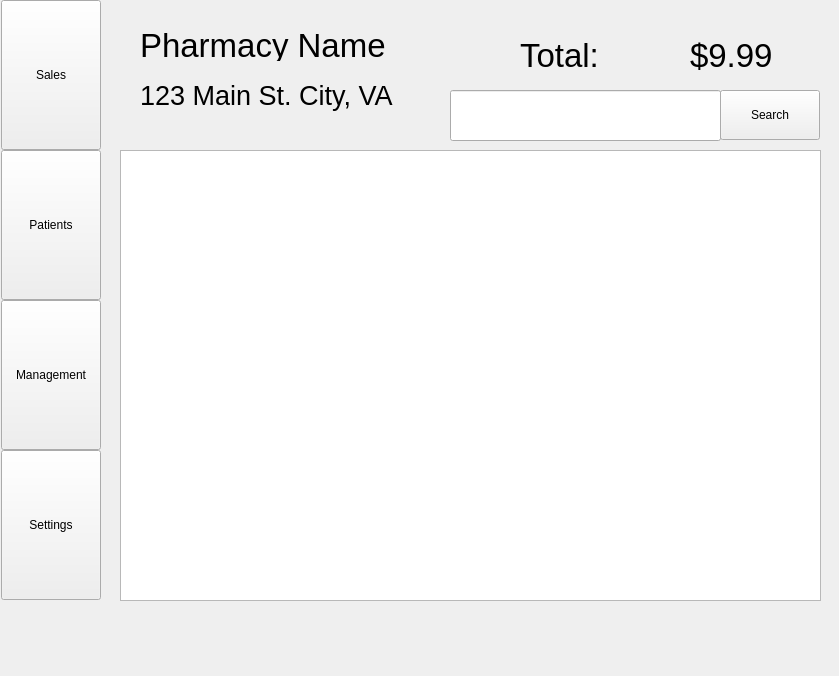
The window that mainwindow.ui (WNewsome/Pharmaceutical-Point-of-Sale) describes before a commit, drawn with Qt 5.
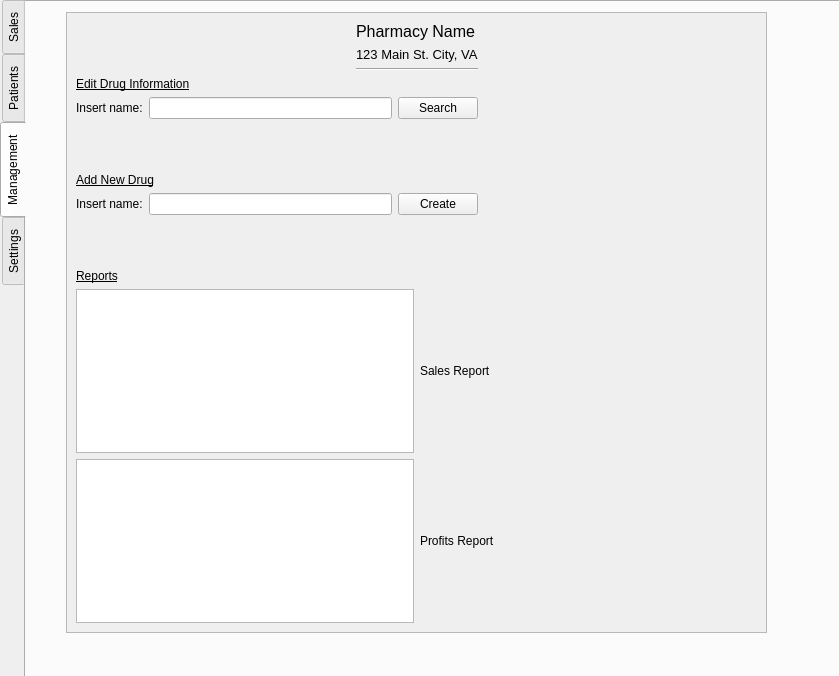
The same window after the commit. The open tabs and pages were chosen to show the change.

```diff
--- a/mainwindow.ui
+++ b/mainwindow.ui
@@ -17,193 +17,579 @@
    <bool>true</bool>
   </property>
   <widget class="QWidget" name="centralwidget">
-   <widget class="QWidget" name="gridLayoutWidget">
+   <widget class="QTabWidget" name="tabWidget">
     <property name="geometry">
      <rect>
       <x>0</x>
       <y>0</y>
-      <width>102</width>
-      <height>601</height>
+      <width>871</width>
+      <height>681</height>
      </rect>
     </property>
-    <layout class="QGridLayout" name="gridLayout">
-     <property name="verticalSpacing">
-      <number>0</number>
-     </property>
-     <item row="0" column="0">
-      <widget class="QPushButton" name="pushButton">
-       <property name="maximumSize">
-        <size>
-         <width>100</width>
-         <height>150</height>
-        </size>
+    <property name="layoutDirection">
+     <enum>Qt::LeftToRight</enum>
+    </property>
+    <property name="tabPosition">
+     <enum>QTabWidget::West</enum>
+    </property>
+    <property name="currentIndex">
+     <number>3</number>
+    </property>
+    <widget class="QWidget" name="tab">
+     <attribute name="title">
+      <string>Sales</string>
+     </attribute>
+     <widget class="QLabel" name="label">
+      <property name="geometry">
+       <rect>
+        <x>400</x>
+        <y>20</y>
+        <width>131</width>
+        <height>51</height>
+       </rect>
+      </property>
+      <property name="font">
+       <font>
+        <pointsize>25</pointsize>
+       </font>
+      </property>
+      <property name="text">
+       <string>Total:</string>
+      </property>
+     </widget>
+     <widget class="QPushButton" name="search_button">
+      <property name="geometry">
+       <rect>
+        <x>650</x>
+        <y>80</y>
+        <width>100</width>
+        <height>50</height>
+       </rect>
+      </property>
+      <property name="maximumSize">
+       <size>
+        <width>100</width>
+        <height>100</height>
+       </size>
+      </property>
+      <property name="text">
+       <string>Search</string>
+      </property>
+     </widget>
+     <widget class="QLabel" name="label_4">
+      <property name="geometry">
+       <rect>
+        <x>40</x>
+        <y>70</y>
+        <width>311</width>
+        <height>31</height>
+       </rect>
+      </property>
+      <property name="font">
+       <font>
+        <pointsize>20</pointsize>
+       </font>
+      </property>
+      <property name="text">
+       <string>123 Main St. City, VA</string>
+      </property>
+     </widget>
+     <widget class="QListWidget" name="items_list">
+      <property name="geometry">
+       <rect>
+        <x>50</x>
+        <y>140</y>
+        <width>701</width>
+        <height>451</height>
+       </rect>
+      </property>
+      <property name="font">
+       <font>
+        <pointsize>15</pointsize>
+       </font>
+      </property>
+     </widget>
+     <widget class="QLineEdit" name="search_lineEdit">
+      <property name="geometry">
+       <rect>
+        <x>380</x>
+        <y>80</y>
+        <width>271</width>
+        <height>51</height>
+       </rect>
+      </property>
+      <property name="font">
+       <font>
+        <pointsize>13</pointsize>
+       </font>
+      </property>
+     </widget>
+     <widget class="QLabel" name="label_3">
+      <property name="geometry">
+       <rect>
+        <x>40</x>
+        <y>0</y>
+        <width>311</width>
+        <height>71</height>
+       </rect>
+      </property>
+      <property name="font">
+       <font>
+        <pointsize>25</pointsize>
+       </font>
+      </property>
+      <property name="text">
+       <string>Pharmacy Name</string>
+      </property>
+     </widget>
+     <widget class="QLabel" name="label_2">
+      <property name="geometry">
+       <rect>
+        <x>620</x>
+        <y>30</y>
+        <width>121</width>
+        <height>41</height>
+       </rect>
+      </property>
+      <property name="font">
+       <font>
+        <pointsize>25</pointsize>
+       </font>
+      </property>
+      <property name="text">
+       <string>$9.99</string>
+      </property>
+     </widget>
+    </widget>
+    <widget class="QWidget" name="tab_2">
+     <attribute name="title">
+      <string>Patients</string>
+     </attribute>
+    </widget>
+    <widget class="QWidget" name="tab_3">
+     <attribute name="title">
+      <string>Management</string>
+     </attribute>
+     <widget class="QScrollArea" name="scrollArea">
+      <property name="geometry">
+       <rect>
+        <x>40</x>
+        <y>10</y>
+        <width>701</width>
+        <height>621</height>
+       </rect>
+      </property>
+      <property name="minimumSize">
+       <size>
+        <width>0</width>
+        <height>501</height>
+       </size>
+      </property>
+      <property name="widgetResizable">
+       <bool>true</bool>
+      </property>
+      <widget class="QWidget" name="scrollAreaWidgetContents">
+       <property name="geometry">
+        <rect>
+         <x>0</x>
+         <y>0</y>
+         <width>699</width>
+         <height>619</height>
+        </rect>
        </property>
-       <property name="text">
-        <string>Sales</string>
-       </property>
+       <layout class="QGridLayout" name="gridLayout_4">
+        <item row="1" column="1" colspan="2">
+         <widget class="QLabel" name="label_9">
+          <property name="font">
+           <font>
+            <pointsize>10</pointsize>
+           </font>
+          </property>
+          <property name="text">
+           <string>123 Main St. City, VA</string>
+          </property>
+         </widget>
+        </item>
+        <item row="2" column="1" colspan="2">
+         <widget class="Line" name="line">
+          <property name="orientation">
+           <enum>Qt::Horizontal</enum>
+          </property>
+         </widget>
+        </item>
+        <item row="9" column="2" colspan="2">
+         <widget class="QLabel" name="label_10">
+          <property name="text">
+           <string>Profits Report</string>
+          </property>
+         </widget>
+        </item>
+        <item row="0" column="3" rowspan="3">
+         <spacer name="horizontalSpacer_3">
+          <property name="orientation">
+           <enum>Qt::Horizontal</enum>
+          </property>
+          <property name="sizeHint" stdset="0">
+           <size>
+            <width>178</width>
+            <height>48</height>
+           </size>
+          </property>
+         </spacer>
+        </item>
+        <item row="0" column="1" colspan="2">
+         <widget class="QLabel" name="label_6">
+          <property name="font">
+           <font>
+            <pointsize>12</pointsize>
+           </font>
+          </property>
+          <property name="text">
+           <string>Pharmacy Name</string>
+          </property>
+         </widget>
+        </item>
+        <item row="8" column="0" colspan="2">
+         <widget class="QGraphicsView" name="graphicsView"/>
+        </item>
+        <item row="9" column="0" colspan="2">
+         <widget class="QGraphicsView" name="graphicsView_2"/>
+        </item>
+        <item row="3" column="0" colspan="3">
+         <layout class="QGridLayout" name="gridLayout_2">
+          <item row="0" column="0" colspan="2">
+           <widget class="QLabel" name="label_5">
+            <property name="font">
+             <font>
+              <pointsize>9</pointsize>
+              <underline>true</underline>
+             </font>
+            </property>
+            <property name="text">
+             <string>Edit Drug Information</string>
+            </property>
+           </widget>
+          </item>
+          <item row="1" column="0">
+           <widget class="QLabel" name="label_7">
+            <property name="text">
+             <string>Insert name:</string>
+            </property>
+           </widget>
+          </item>
+          <item row="1" column="1">
+           <widget class="QLineEdit" name="lineEdit"/>
+          </item>
+          <item row="1" column="2">
+           <widget class="QPushButton" name="pushButton_5">
+            <property name="text">
+             <string>Search</string>
+            </property>
+           </widget>
+          </item>
+         </layout>
+        </item>
+        <item row="8" column="2" colspan="2">
+         <widget class="QLabel" name="label_8">
+          <property name="text">
+           <string>Sales Report</string>
+          </property>
+         </widget>
+        </item>
+        <item row="0" column="0" rowspan="3">
+         <spacer name="horizontalSpacer_4">
+          <property name="orientation">
+           <enum>Qt::Horizontal</enum>
+          </property>
+          <property name="sizeHint" stdset="0">
+           <size>
+            <width>177</width>
+            <height>48</height>
+           </size>
+          </property>
+         </spacer>
+        </item>
+        <item row="6" column="0" colspan="4">
+         <spacer name="horizontalSpacer_2">
+          <property name="orientation">
+           <enum>Qt::Horizontal</enum>
+          </property>
+          <property name="sizeHint" stdset="0">
+           <size>
+            <width>528</width>
+            <height>48</height>
+           </size>
+          </property>
+         </spacer>
+        </item>
+        <item row="7" column="0">
+         <widget class="QLabel" name="label_11">
+          <property name="font">
+           <font>
+            <pointsize>9</pointsize>
+            <underline>true</underline>
+           </font>
+          </property>
+          <property name="text">
+           <string>Reports</string>
+          </property>
+         </widget>
+        </item>
+        <item row="5" column="0" colspan="3">
+         <layout class="QGridLayout" name="gridLayout_3">
+          <item row="0" column="0" colspan="2">
+           <widget class="QLabel" name="label_12">
+            <property name="font">
+             <font>
+              <pointsize>9</pointsize>
+              <underline>true</underline>
+             </font>
+            </property>
+            <property name="text">
+             <string>Add New Drug</string>
+            </property>
+           </widget>
+          </item>
+          <item row="1" column="0">
+           <widget class="QLabel" name="label_13">
+            <property name="text">
+             <string>Insert name:</string>
+            </property>
+           </widget>
+          </item>
+          <item row="1" column="1">
+           <widget class="QLineEdit" name="lineEdit_2"/>
+          </item>
+          <item row="1" column="2">
+           <widget class="QPushButton" name="pushButton_6">
+            <property name="text">
+             <string>Create</string>
+            </property>
+           </widget>
+          </item>
+         </layout>
+        </item>
+        <item row="4" column="0" colspan="4">
+         <spacer name="horizontalSpacer">
+          <property name="orientation">
+           <enum>Qt::Horizontal</enum>
+          </property>
+          <property name="sizeHint" stdset="0">
+           <size>
+            <width>528</width>
+            <height>48</height>
+           </size>
+          </property>
+         </spacer>
+        </item>
+       </layout>
       </widget>
-     </item>
-     <item row="2" column="0">
-      <widget class="QPushButton" name="pushButton_3">
-       <property name="minimumSize">
-        <size>
-         <width>100</width>
-         <height>150</height>
-        </size>
+     </widget>
+    </widget>
+    <widget class="QWidget" name="tab_4">
+     <attribute name="title">
+      <string>Settings</string>
+     </attribute>
+     <widget class="QScrollArea" name="scrollArea_2">
+      <property name="geometry">
+       <rect>
+        <x>50</x>
+        <y>20</y>
+        <width>581</width>
+        <height>561</height>
+       </rect>
+      </property>
+      <property name="widgetResizable">
+       <bool>true</bool>
+      </property>
+      <widget class="QWidget" name="scrollAreaWidgetContents_2">
+       <property name="geometry">
+        <rect>
+         <x>0</x>
+         <y>0</y>
+         <width>579</width>
+         <height>559</height>
+        </rect>
        </property>
-       <property name="text">
-        <string>Management</string>
-       </property>
+       <widget class="QLabel" name="label_14">
+        <property name="geometry">
+         <rect>
+          <x>30</x>
+          <y>40</y>
+          <width>111</width>
+          <height>16</height>
+         </rect>
+        </property>
+        <property name="font">
+         <font>
+          <pointsize>9</pointsize>
+         </font>
+        </property>
+        <property name="text">
+         <string>Company Name:</string>
+        </property>
+       </widget>
+       <widget class="QLabel" name="label_15">
+        <property name="geometry">
+         <rect>
+          <x>30</x>
+          <y>260</y>
+          <width>55</width>
+          <height>16</height>
+         </rect>
+        </property>
+        <property name="text">
+         <string>Logo:</string>
+        </property>
+       </widget>
+       <widget class="QLabel" name="label_16">
+        <property name="geometry">
+         <rect>
+          <x>30</x>
+          <y>70</y>
+          <width>55</width>
+          <height>16</height>
+         </rect>
+        </property>
+        <property name="font">
+         <font>
+          <pointsize>9</pointsize>
+         </font>
+        </property>
+        <property name="text">
+         <string>Address:</string>
+        </property>
+       </widget>
+       <widget class="QPushButton" name="pushButton">
+        <property name="geometry">
+         <rect>
+          <x>400</x>
+          <y>500</y>
+          <width>121</width>
+          <height>28</height>
+         </rect>
+        </property>
+        <property name="text">
+         <string>Save these changes</string>
+        </property>
+       </widget>
+       <widget class="QLineEdit" name="lineEdit_3">
+        <property name="geometry">
+         <rect>
+          <x>150</x>
+          <y>40</y>
+          <width>113</width>
+          <height>22</height>
+         </rect>
+        </property>
+       </widget>
+       <widget class="QLineEdit" name="lineEdit_4">
+        <property name="geometry">
+         <rect>
+          <x>150</x>
+          <y>70</y>
+          <width>113</width>
+          <height>22</height>
+         </rect>
+        </property>
+       </widget>
+       <widget class="QGraphicsView" name="graphicsView_3">
+        <property name="geometry">
+         <rect>
+          <x>100</x>
+          <y>280</y>
+          <width>181</width>
+          <height>151</height>
+         </rect>
+        </property>
+       </widget>
+       <widget class="QLabel" name="label_17">
+        <property name="geometry">
+         <rect>
+          <x>30</x>
+          <y>100</y>
+          <width>55</width>
+          <height>16</height>
+         </rect>
+        </property>
+        <property name="font">
+         <font>
+          <pointsize>9</pointsize>
+         </font>
+        </property>
+        <property name="text">
+         <string>City:</string>
+        </property>
+       </widget>
+       <widget class="QLabel" name="label_18">
+        <property name="geometry">
+         <rect>
+          <x>30</x>
+          <y>130</y>
+          <width>55</width>
+          <height>16</height>
+         </rect>
+        </property>
+        <property name="font">
+         <font>
+          <pointsize>9</pointsize>
+         </font>
+        </property>
+        <property name="text">
+         <string>State:</string>
+        </property>
+       </widget>
+       <widget class="QLineEdit" name="lineEdit_5">
+        <property name="geometry">
+         <rect>
+          <x>150</x>
+          <y>100</y>
+          <width>113</width>
+          <height>22</height>
+         </rect>
+        </property>
+       </widget>
+       <widget class="QLineEdit" name="lineEdit_6">
+        <property name="geometry">
+         <rect>
+          <x>150</x>
+          <y>130</y>
+          <width>113</width>
+          <height>22</height>
+         </rect>
+        </property>
+       </widget>
+       <widget class="QLabel" name="label_19">
+        <property name="geometry">
+         <rect>
+          <x>30</x>
+          <y>170</y>
+          <width>71</width>
+          <height>16</height>
+         </rect>
+        </property>
+        <property name="font">
+         <font>
+          <pointsize>9</pointsize>
+         </font>
+        </property>
+        <property name="text">
+         <string>Zip code:</string>
+        </property>
+       </widget>
+       <widget class="QLineEdit" name="lineEdit_7">
+        <property name="geometry">
+         <rect>
+          <x>150</x>
+          <y>170</y>
+          <width>113</width>
+          <height>22</height>
+         </rect>
+        </property>
+       </widget>
       </widget>
-     </item>
-     <item row="1" column="0">
-      <widget class="QPushButton" name="pushButton_2">
-       <property name="minimumSize">
-        <size>
-         <width>100</width>
-         <height>150</height>
-        </size>
-       </property>
-       <property name="text">
-        <string>Patients</string>
-       </property>
-      </widget>
-     </item>
-     <item row="3" column="0">
-      <widget class="QPushButton" name="pushButton_4">
-       <property name="minimumSize">
-        <size>
-         <width>100</width>
-         <height>150</height>
-        </size>
-       </property>
-       <property name="text">
-        <string>Settings</string>
-       </property>
-      </widget>
-     </item>
-    </layout>
-   </widget>
-   <widget class="QListWidget" name="items_list">
-    <property name="geometry">
-     <rect>
-      <x>120</x>
-      <y>150</y>
-      <width>701</width>
-      <height>451</height>
-     </rect>
-    </property>
-    <property name="font">
-     <font>
-      <pointsize>15</pointsize>
-     </font>
-    </property>
-   </widget>
-   <widget class="QPushButton" name="search_button">
-    <property name="geometry">
-     <rect>
-      <x>720</x>
-      <y>90</y>
-      <width>100</width>
-      <height>50</height>
-     </rect>
-    </property>
-    <property name="maximumSize">
-     <size>
-      <width>100</width>
-      <height>100</height>
-     </size>
-    </property>
-    <property name="text">
-     <string>Search</string>
-    </property>
-   </widget>
-   <widget class="QLabel" name="label">
-    <property name="geometry">
-     <rect>
-      <x>520</x>
-      <y>40</y>
-      <width>111</width>
-      <height>31</height>
-     </rect>
-    </property>
-    <property name="font">
-     <font>
-      <pointsize>25</pointsize>
-     </font>
-    </property>
-    <property name="text">
-     <string>Total:</string>
-    </property>
-   </widget>
-   <widget class="QLabel" name="label_2">
-    <property name="geometry">
-     <rect>
-      <x>690</x>
-      <y>40</y>
-      <width>91</width>
-      <height>31</height>
-     </rect>
-    </property>
-    <property name="font">
-     <font>
-      <pointsize>25</pointsize>
-     </font>
-    </property>
-    <property name="text">
-     <string>$9.99</string>
-    </property>
-   </widget>
-   <widget class="QLabel" name="label_3">
-    <property name="geometry">
-     <rect>
-      <x>140</x>
-      <y>30</y>
-      <width>261</width>
-      <height>31</height>
-     </rect>
-    </property>
-    <property name="font">
-     <font>
-      <pointsize>25</pointsize>
-     </font>
-    </property>
-    <property name="text">
-     <string>Pharmacy Name</string>
-    </property>
-   </widget>
-   <widget class="QLabel" name="label_4">
-    <property name="geometry">
-     <rect>
-      <x>140</x>
-      <y>80</y>
-      <width>261</width>
-      <height>31</height>
-     </rect>
-    </property>
-    <property name="font">
-     <font>
-      <pointsize>20</pointsize>
-     </font>
-    </property>
-    <property name="text">
-     <string>123 Main St. City, VA</string>
-    </property>
-   </widget>
-   <widget class="QLineEdit" name="search_lineEdit">
-    <property name="geometry">
-     <rect>
-      <x>450</x>
-      <y>90</y>
-      <width>271</width>
-      <height>51</height>
-     </rect>
-    </property>
-    <property name="font">
-     <font>
-      <pointsize>13</pointsize>
-     </font>
-    </property>
+     </widget>
+    </widget>
    </widget>
   </widget>
  </widget>
```
